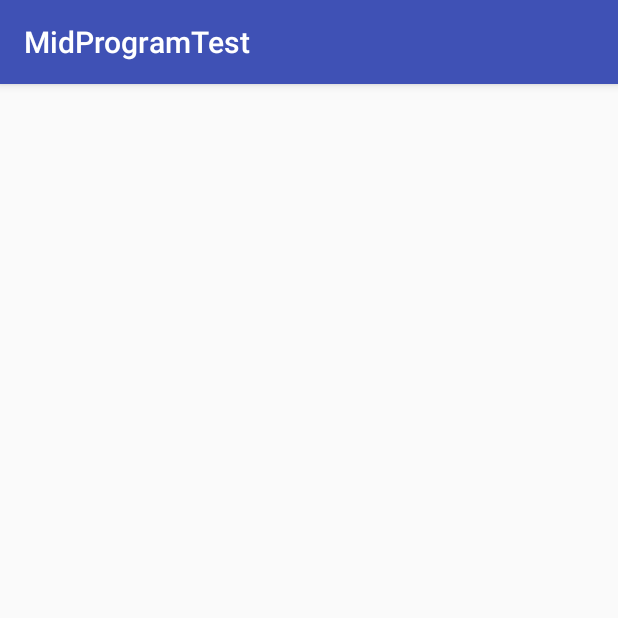
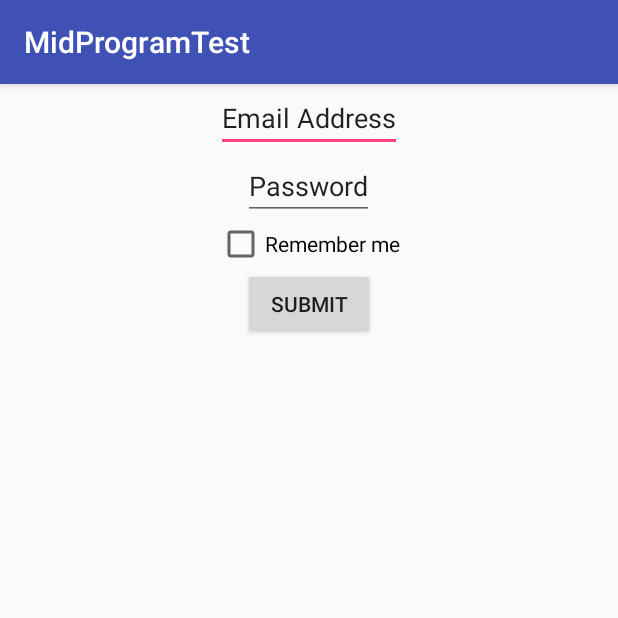
Before and after one commit to tmoronta1208/MidProgramTest, an Android app: the LoginActivity screen opened directly, with no data from a screen before it, on a phone screen of 412 x 824 dp, the top half of it. Run offline under Robolectric (Android 15) with nearby library versions, the phone set to English and light mode, and no system bars.

Commit message:
added part02

```diff
--- a/app/src/main/AndroidManifest.xml
+++ b/app/src/main/AndroidManifest.xml
@@ -16,7 +16,8 @@
                 <category android:name="android.intent.category.LAUNCHER" />
             </intent-filter>
         </activity>
-        <activity android:name=".LoginActivity"></activity>
+        <activity android:name=".LoginActivity" />
+        <activity android:name=".ListActivity"></activity>
     </application>
 
 </manifest>
--- a/app/src/main/java/com/example/android/midprogramtest/LoginActivity.java
+++ b/app/src/main/java/com/example/android/midprogramtest/LoginActivity.java
@@ -1,13 +1,62 @@
 package com.example.android.midprogramtest;
 
+import android.app.ListActivity;
+import android.content.Intent;
+import android.content.SharedPreferences;
 import android.support.v7.app.AppCompatActivity;
 import android.os.Bundle;
+import android.view.View;
+import android.widget.Button;
+import android.widget.CheckBox;
+import android.widget.EditText;
 
 public class LoginActivity extends AppCompatActivity {
+
+    private EditText email;
+    private EditText password;
+    private Button submit;
+    private CheckBox checkBox;
+    private SharedPreferences login;
+
 
     @Override
     protected void onCreate(Bundle savedInstanceState) {
         super.onCreate(savedInstanceState);
         setContentView(R.layout.activity_login);
+        email = (EditText) findViewById(R.id.edit_text1);
+        password = (EditText) findViewById(R.id.edit_text2);
+        submit = (Button) findViewById(R.id.button);
+        checkBox = (CheckBox) findViewById(R.id.checkBox);
+
+        login = getApplicationContext().getSharedPreferences("sharedPrefs", MODE_PRIVATE);
+
+        submit.setOnClickListener(new View.OnClickListener() {
+            @Override
+            public void onClick(View view) {
+
+            }
+        });
+
+        checkBox.setOnClickListener(new View.OnClickListener() {
+            @Override
+            public void onClick(View view) {
+
+                SharedPreferences.Editor editor = login.edit();
+                String checkEmail = email.getText().toString().toLowerCase();
+                String checkPassword = password.getText().toString().toLowerCase();
+
+                if(checkEmail.equals("user@aol.com") && checkPassword.equals("password1234")){
+                    editor.putString("email", email.getText().toString() );
+                    editor.putString("password", password.getText().toString());
+                    editor.putBoolean("isChecked", checkBox.isChecked());
+                    editor.commit();
+
+                }
+                Intent intent = new Intent(LoginActivity.this, ListActivity.class);
+                intent.putExtra("email",email.getText().toString());
+                startActivity(intent);
+            }
+        });
+
     }
 }
--- a/app/src/main/res/layout/activity_login.xml
+++ b/app/src/main/res/layout/activity_login.xml
@@ -1,9 +1,37 @@
 <?xml version="1.0" encoding="utf-8"?>
-<android.support.constraint.ConstraintLayout xmlns:android="http://schemas.android.com/apk/res/android"
+<LinearLayout
+    xmlns:android="http://schemas.android.com/apk/res/android"
     xmlns:app="http://schemas.android.com/apk/res-auto"
     xmlns:tools="http://schemas.android.com/tools"
     android:layout_width="match_parent"
     android:layout_height="match_parent"
-    tools:context="com.example.android.midprogramtest.LoginActivity">
+    tools:context="com.example.android.midprogramtest.LoginActivity"
+    android:orientation="vertical">
 
-</android.support.constraint.ConstraintLayout>
+
+    <EditText
+        android:layout_gravity="center"
+        android:text="Email Address"
+        android:id="@+id/edit_text1"
+        android:layout_width="wrap_content"
+        android:layout_height="wrap_content" />
+    <EditText
+        android:layout_gravity="center"
+        android:text="Password"
+        android:id="@+id/edit_text2"
+        android:layout_width="wrap_content"
+        android:layout_height="wrap_content" />
+
+    <CheckBox
+        android:text="Remember me"
+        android:layout_gravity="center"
+        android:id="@+id/checkBox"
+        android:layout_width="wrap_content"
+        android:layout_height="wrap_content" />
+    <Button
+        android:layout_gravity="center"
+        android:text="Submit"
+        android:id="@+id/button"
+        android:layout_width="wrap_content"
+        android:layout_height="wrap_content" />
+</LinearLayout>
```
Also changed, not shown: app/src/main/java/com/example/android/midprogramtest/AsyncT.java (deleted, +0 -43 lines), app/src/main/java/com/example/android/midprogramtest/ListActivity.java (added, +13 -0 lines), app/src/main/java/com/example/android/midprogramtest/LoopActivity.java (+52 -1 lines), app/src/main/res/layout/activity_list.xml (added, +9 -0 lines), app/src/main/res/layout/activity_loop.xml (+9 -3 lines).
